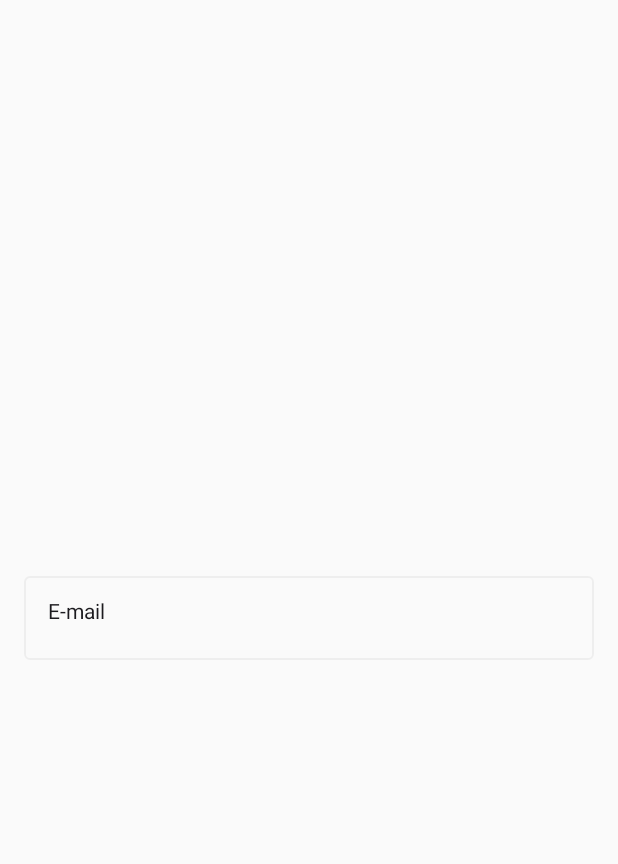
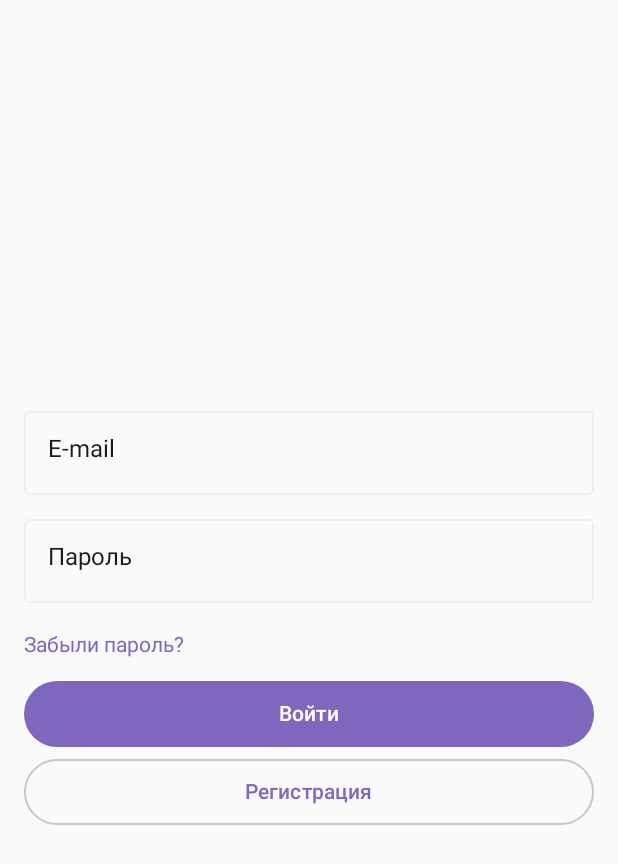
Before and after one commit to d1agnozzz/WS_QuizShare_App, an Android app built with Jetpack Compose: the screen it shows after launch (MainActivity), on a phone screen of 412 x 824 dp. Before the commit the part shown is almost empty. Shown: the top 864 px of the screen. Run offline under Robolectric (Android 15) with nearby library versions, the phone set to English and light mode, and no system bars; our stand-ins replace Dagger/Hilt's generated code, livedata-compose.

Commit message:
SignIn layout completed

```diff
--- a/QuizShare/app/build.gradle
+++ b/QuizShare/app/build.gradle
@@ -53,6 +53,7 @@ dependencies {
     implementation 'androidx.core:core-ktx:1.8.0'
     implementation "androidx.compose.ui:ui:$compose_version"
     implementation "androidx.compose.material:material:$compose_version"
+    implementation "androidx.compose.material3:material3:1.0.0-alpha13"
     implementation "androidx.compose.ui:ui-tooling-preview:$compose_version"
     implementation 'androidx.lifecycle:lifecycle-runtime-ktx:2.4.1'
     implementation 'androidx.activity:activity-compose:1.4.0'
@@ -73,6 +74,7 @@ dependencies {
     def nav_version = "2.4.2"
     implementation "androidx.navigation:navigation-compose:$nav_version"
 
+    implementation "androidx.compose.material:material-icons-extended:$compose_version"
 
     testImplementation 'junit:junit:4.13.2'
     androidTestImplementation 'androidx.test.ext:junit:1.1.3'
--- a/QuizShare/app/src/main/java/com/insanedev/quizshare/ui/components/QTextField.kt
+++ b/QuizShare/app/src/main/java/com/insanedev/quizshare/ui/components/QTextField.kt
@@ -2,10 +2,15 @@ package com.insanedev.quizshare.ui.components
 
 import androidx.compose.material.*
 import androidx.compose.runtime.Composable
+import androidx.compose.runtime.mutableStateOf
+import androidx.compose.runtime.saveable.rememberSaveable
 import androidx.compose.ui.Modifier
 import androidx.compose.ui.graphics.Color
 import androidx.compose.ui.text.TextStyle
+import androidx.compose.ui.text.input.PasswordVisualTransformation
+import androidx.compose.ui.text.input.VisualTransformation
 import androidx.compose.ui.tooling.preview.Preview
+import androidx.compose.ui.unit.sp
 import com.insanedev.quizshare.ui.theme.AppTheme
 
 @Composable
@@ -13,19 +18,21 @@ fun QTextField(
     modifier: Modifier = Modifier,
     value: String,
     placeholder: String,
+    secureText: Boolean = false,
     onTextFieldChange: (String) -> Unit
 ) {
-
     OutlinedTextField(
         modifier = modifier,
+
         value = value,
         placeholder = {
             Text(
                 text = placeholder,
                 style = TextStyle(
                     color = AppTheme.colors.primaryText
+                ),
+                fontSize = 16.sp
 
-                )
             )
         },
         colors = TextFieldDefaults.outlinedTextFieldColors(
@@ -33,6 +40,7 @@ fun QTextField(
             focusedBorderColor = AppTheme.colors.primaryAccent
 
         ),
+        visualTransformation = if (secureText) PasswordVisualTransformation() else VisualTransformation.None,
         onValueChange = onTextFieldChange
     )
 }
--- a/QuizShare/app/src/main/java/com/insanedev/quizshare/ui/screens/login/LoginScreen.kt
+++ b/QuizShare/app/src/main/java/com/insanedev/quizshare/ui/screens/login/LoginScreen.kt
@@ -33,8 +33,20 @@ fun LoginScreen(
                 when (loginSubState) {
                     LoginSubState.SignIn -> SignInView(
                         this@with,
-                        onTextFieldChange = {
+                        onEmailFieldChange = {
                             loginViewModel.obtainEvent(LoginEvent.EmailChanged(it))
+                        },
+                        onPasswordFieldChange = {
+                            loginViewModel.obtainEvent(LoginEvent.PasswordChanged(it))
+                        },
+                        onForgetClick = {
+                            loginViewModel.obtainEvent(LoginEvent.ForgetClicked)
+                        },
+                        onLoginClick = {
+                            loginViewModel.obtainEvent(LoginEvent.LoginClicked)
+                        },
+                        onRegisterClick = {
+                            loginViewModel.obtainEvent(LoginEvent.RegisterClicked)
                         }
                     )
                     LoginSubState.SignUp -> SignUpView()
--- a/QuizShare/app/src/main/java/com/insanedev/quizshare/ui/screens/login/LoginViewModel.kt
+++ b/QuizShare/app/src/main/java/com/insanedev/quizshare/ui/screens/login/LoginViewModel.kt
@@ -19,8 +19,18 @@ class LoginViewModel @Inject constructor() : ViewModel(), EventHandler<LoginEven
         when(event) {
             LoginEvent.ActionClicked -> switchActionState()
             is LoginEvent.EmailChanged -> emailChanged(event.value)
+            is LoginEvent.PasswordChanged -> passwordChanged(event.value)
+            is LoginEvent.ForgetClicked -> forgetClicked()
+            is LoginEvent.LoginClicked -> loginClicked()
+            is LoginEvent.RegisterClicked -> registerClicked()
         }
     }
+
+    private fun registerClicked() {}
+
+    private fun loginClicked() {}
+
+    private fun forgetClicked() {}
 
     private fun switchActionState() {
 
@@ -33,4 +43,8 @@ class LoginViewModel @Inject constructor() : ViewModel(), EventHandler<LoginEven
     private fun emailChanged(value: String) {
         _viewState.postValue(_viewState.value?.copy(emailValue = value))
     }
+
+    private fun passwordChanged(value: String) {
+        _viewState.postValue(_viewState.value?.copy(passwordValue = value))
+    }
 }
--- a/QuizShare/app/src/main/java/com/insanedev/quizshare/ui/screens/login/models/LoginEvent.kt
+++ b/QuizShare/app/src/main/java/com/insanedev/quizshare/ui/screens/login/models/LoginEvent.kt
@@ -2,5 +2,9 @@ package com.insanedev.quizshare.ui.screens.login.models
 
 sealed class LoginEvent {
     object ActionClicked : LoginEvent()
+    object ForgetClicked : LoginEvent()
+    object LoginClicked : LoginEvent()
+    object RegisterClicked : LoginEvent()
     data class EmailChanged(val value: String) : LoginEvent()
+    data class PasswordChanged(val value: String) : LoginEvent()
 }
--- a/QuizShare/app/src/main/java/com/insanedev/quizshare/ui/screens/login/views/SignInView.kt
+++ b/QuizShare/app/src/main/java/com/insanedev/quizshare/ui/screens/login/views/SignInView.kt
@@ -1,29 +1,88 @@
 package com.insanedev.quizshare.ui.screens.login.views
 
+import androidx.compose.foundation.clickable
 import androidx.compose.foundation.layout.*
+import androidx.compose.material3.*
 import androidx.compose.runtime.Composable
 import androidx.compose.ui.Alignment
 import androidx.compose.ui.Modifier
+import androidx.compose.ui.graphics.Color
+import androidx.compose.ui.modifier.modifierLocalConsumer
 import androidx.compose.ui.res.stringResource
+import androidx.compose.ui.text.font.Font
+import androidx.compose.ui.text.font.FontWeight
+import androidx.compose.ui.text.font.FontWeight.Companion.Medium
+import androidx.compose.ui.unit.TextUnit
 import androidx.compose.ui.unit.dp
+import androidx.compose.ui.unit.sp
 import com.insanedev.quizshare.R
 import com.insanedev.quizshare.ui.components.QTextField
 import com.insanedev.quizshare.ui.screens.login.models.LoginViewState
+import com.insanedev.quizshare.ui.theme.AppTheme
 
 @Composable
 fun SignInView(
     viewState: LoginViewState,
-    onTextFieldChange: (String) -> Unit
+    onEmailFieldChange: (String) -> Unit,
+    onPasswordFieldChange: (String) -> Unit,
+    onForgetClick: () -> Unit,
+    onLoginClick: () -> Unit,
+    onRegisterClick: () -> Unit
 ) {
-    Column() {
+    Column {
         QTextField(
             modifier = Modifier
                 .fillMaxWidth()
                 .height(56.dp),
             value = viewState.emailValue,
             placeholder = stringResource(id = R.string.email_hint),
-            onTextFieldChange = onTextFieldChange
+            onTextFieldChange = onEmailFieldChange
         )
+        QTextField(
+            modifier = Modifier
+                .padding(top = 16.dp)
+                .fillMaxWidth()
+                .height(56.dp),
+            value = viewState.passwordValue,
+            secureText = true,
+            placeholder = stringResource(id = R.string.password_hint),
+            onTextFieldChange = onPasswordFieldChange
+        )
+        Text(
+            modifier = Modifier
+                .padding(top = 20.dp)
+                .clickable(onClick = onForgetClick),
+            text = stringResource(id = R.string.forget_password_button),
+            color = AppTheme.colors.primaryAccent
+
+        )
+        Button(
+            modifier = Modifier
+                .padding(top = 16.dp)
+                .fillMaxWidth()
+                .height(44.dp),
+
+            onClick = onLoginClick,
+            colors = ButtonDefaults.buttonColors(
+                containerColor = AppTheme.colors.primaryAccent,
+                contentColor = Color.White
+            )
+        ) {
+            Text(text = stringResource(id = R.string.btn_logIn), fontWeight = FontWeight.Medium, fontSize = 14.sp)
+        }
+        OutlinedButton(
+            modifier = Modifier
+                .padding(top = 8.dp)
+                .fillMaxWidth()
+                .height(44.dp),
+            onClick = onRegisterClick,
+            colors = ButtonDefaults.outlinedButtonColors(
+                contentColor = AppTheme.colors.primaryAccent
+            )
+
+        ) {
+            Text(text = stringResource(id = R.string.btn_register), fontWeight = FontWeight.Medium)
+        }
     }
 
 }
--- a/QuizShare/app/src/main/res/values/strings.xml
+++ b/QuizShare/app/src/main/res/values/strings.xml
@@ -1,4 +1,8 @@
 <resources>
     <string name="app_name">QuizShare</string>
     <string name="email_hint">E-mail</string>
+    <string name="password_hint">Пароль</string>
+    <string name="forget_password_button">Забыли пароль?</string>
+    <string name="btn_logIn">Войти</string>
+    <string name="btn_register">Регистрация</string>
 </resources>
```
